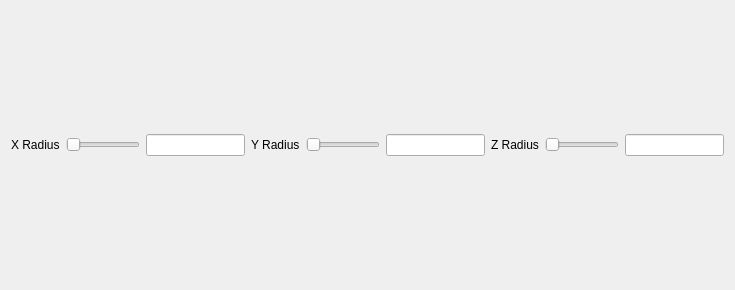
This is vv/qt_ui/vvToolMedianFilter.ui in open-vv/vv as Qt 5 draws it before an edit. The edited form follows.
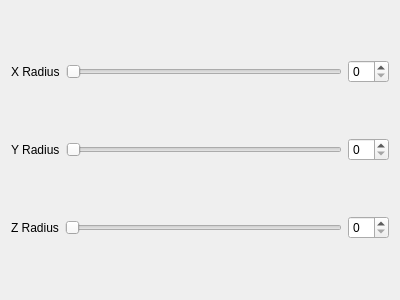
This is the edited form.

Commit message: Added Manual Registration Tool with updated Median Filter tool

```diff
--- a/vv/qt_ui/vvToolMedianFilter.ui
+++ b/vv/qt_ui/vvToolMedianFilter.ui
@@ -6,8 +6,8 @@
    <rect>
     <x>0</x>
     <y>0</y>
-    <width>735</width>
-    <height>290</height>
+    <width>400</width>
+    <height>300</height>
    </rect>
   </property>
   <property name="windowTitle">
@@ -31,11 +31,12 @@
       </widget>
      </item>
      <item>
-      <widget class="QLineEdit" name="lineEdit"/>
+      <widget class="QSpinBox" name="spinBox"/>
      </item>
-     <item>
-      <layout class="QGridLayout" name="gridLayout_12"/>
-     </item>
+    </layout>
+   </item>
+   <item>
+    <layout class="QHBoxLayout" name="horizontalLayout_6">
      <item>
       <widget class="QLabel" name="label_2">
        <property name="text">
@@ -44,18 +45,19 @@
       </widget>
      </item>
      <item>
-      <widget class="QSlider" name="horizontalSlider_2">
+      <widget class="QSlider" name="horizontalSlider_3">
        <property name="orientation">
         <enum>Qt::Horizontal</enum>
        </property>
       </widget>
      </item>
      <item>
-      <widget class="QLineEdit" name="lineEdit_2"/>
+      <widget class="QSpinBox" name="spinBox_3"/>
      </item>
-     <item>
-      <layout class="QVBoxLayout" name="verticalLayout_7"/>
-     </item>
+    </layout>
+   </item>
+   <item>
+    <layout class="QHBoxLayout" name="horizontalLayout_5">
      <item>
       <widget class="QLabel" name="label_3">
        <property name="text">
@@ -64,14 +66,14 @@
       </widget>
      </item>
      <item>
-      <widget class="QSlider" name="horizontalSlider_3">
+      <widget class="QSlider" name="horizontalSlider_2">
        <property name="orientation">
         <enum>Qt::Horizontal</enum>
        </property>
       </widget>
      </item>
      <item>
-      <widget class="QLineEdit" name="lineEdit_3"/>
+      <widget class="QSpinBox" name="spinBox_2"/>
      </item>
     </layout>
    </item>
```
Left out of the diff: 6 changed lines with no effect on the pictures. The commit also changes 17 other files.
